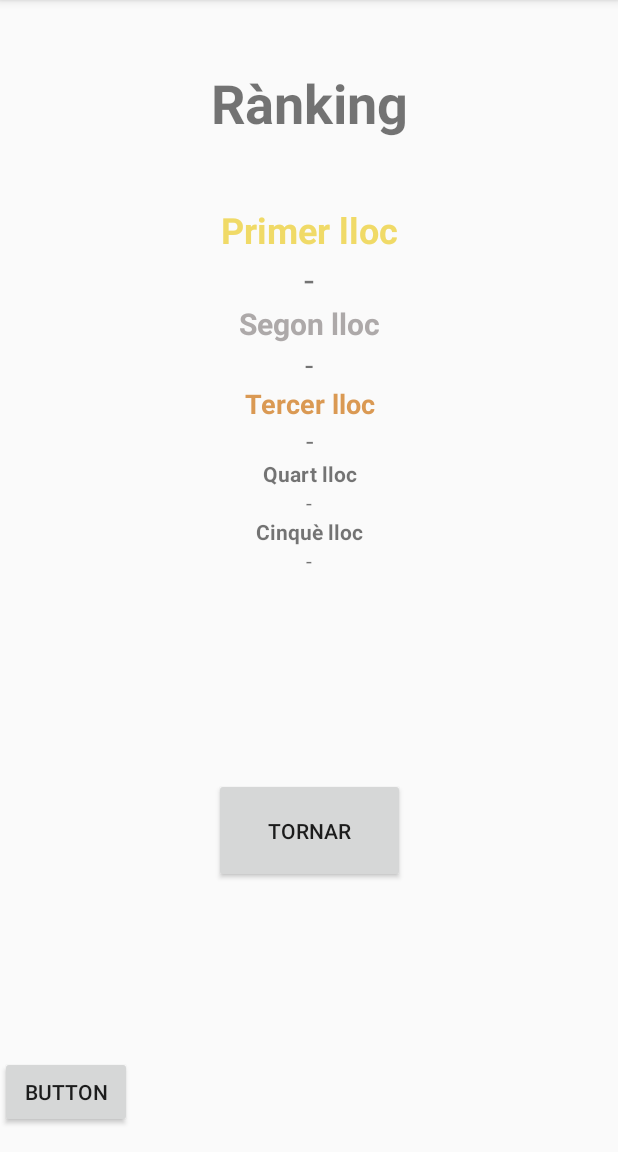
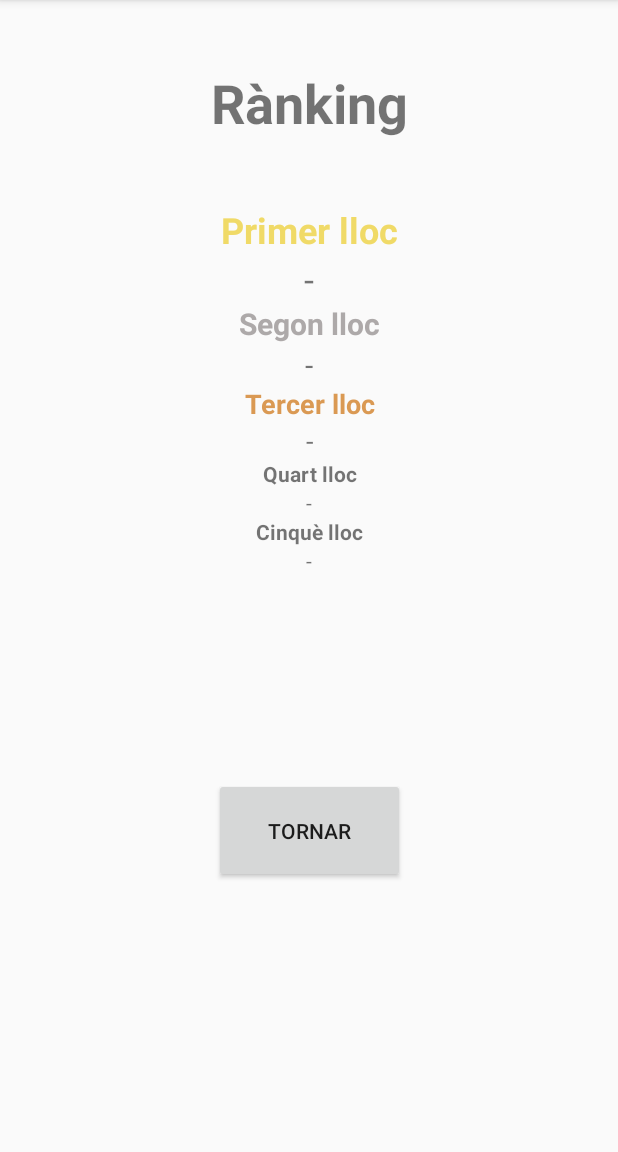
Before and after one commit to CescFT/Practica2_AME, an Android app: the RankingActivity screen opened directly, with no data from a screen before it, on a phone screen of 412 x 824 dp, the part 84-1236 px from its top. Run offline under Robolectric (Android 15) with nearby library versions, the phone set to English and light mode, and no system bars; 4 statements that could not run were skipped.

Commit message:
master: refractoring code.

```diff
--- a/app/src/main/java/com/example/ame_simonsays/RankingActivity.java
+++ b/app/src/main/java/com/example/ame_simonsays/RankingActivity.java
@@ -39,7 +39,6 @@ public class RankingActivity extends AppCompatActivity {
         text3 = (TextView) findViewById(R.id.rankText3);
         text4 = (TextView) findViewById(R.id.rankText4);
         text5 = (TextView) findViewById(R.id.rankText5);
-        btnUpdateRanking = (Button) findViewById(R.id.updateRanking);
 
         updateRanking();
 
--- a/app/src/main/res/layout/activity_ranking.xml
+++ b/app/src/main/res/layout/activity_ranking.xml
@@ -134,13 +134,4 @@
         app:layout_constraintStart_toStartOf="parent"
         app:layout_constraintTop_toBottomOf="@+id/linearLayout2" />
 
-    <Button
-        android:id="@+id/updateRanking"
-        android:layout_width="wrap_content"
-        android:layout_height="wrap_content"
-        android:layout_marginBottom="16dp"
-        android:onClick="onClickButtonUpdate"
-        android:text="Button"
-        app:layout_constraintBottom_toBottomOf="parent"
-        tools:layout_editor_absoluteX="159dp" />
 </androidx.constraintlayout.widget.ConstraintLayout>
```
